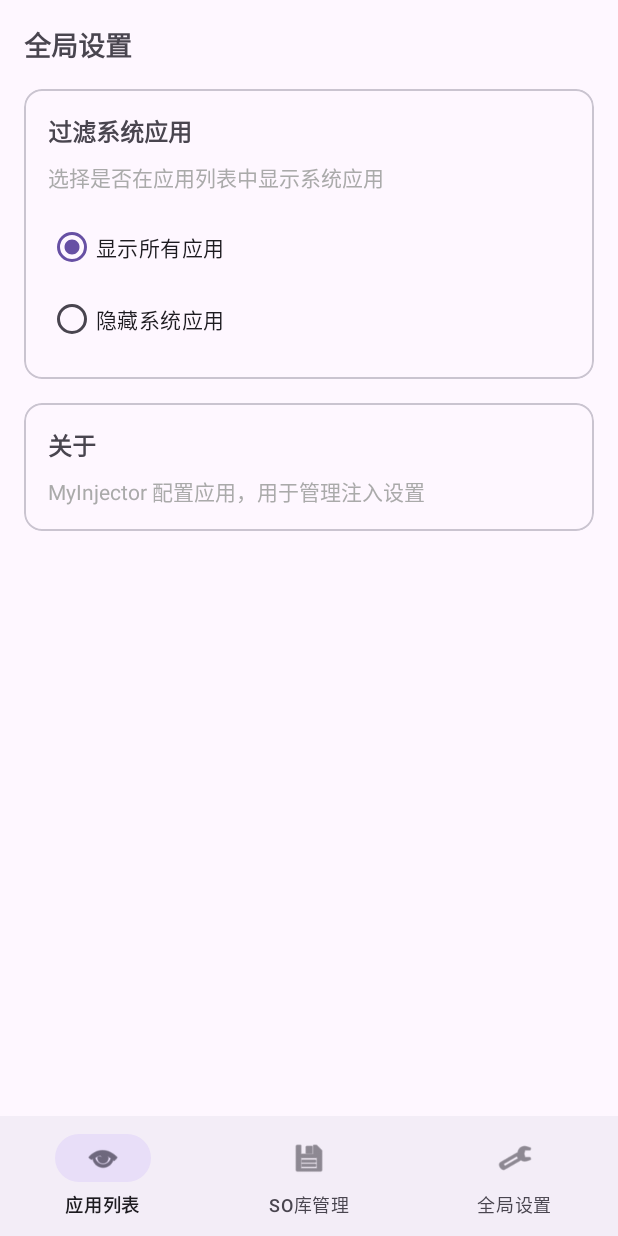
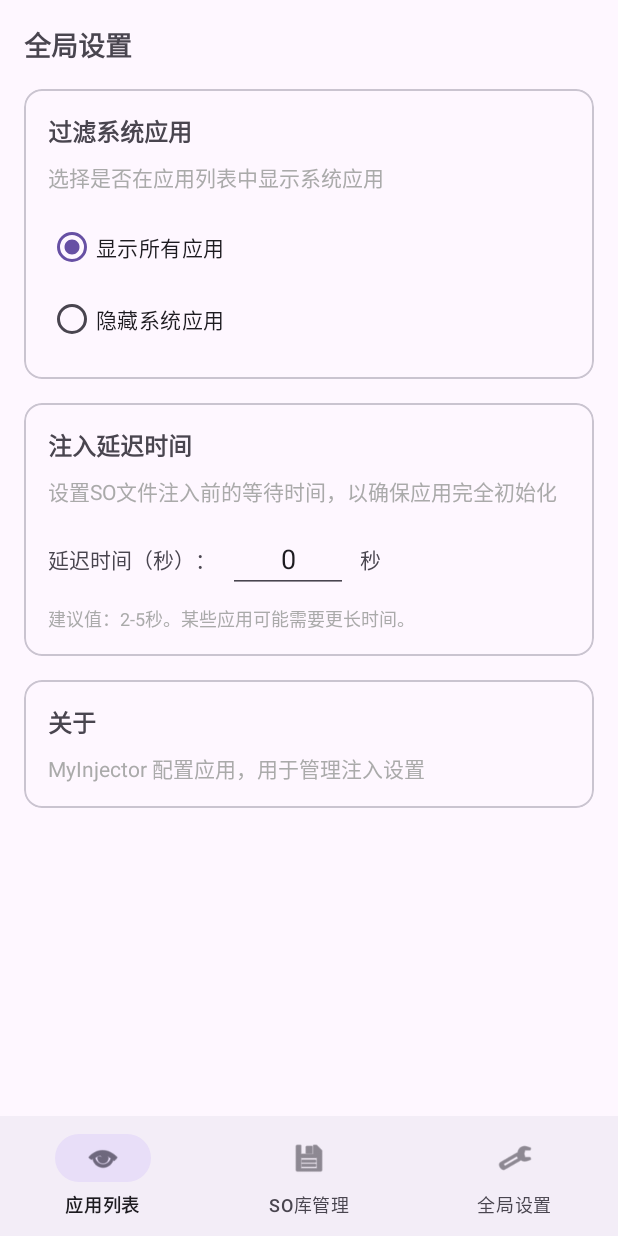
Before and after one commit to jiqiu2022/Zygisk-MyInjector, an Android app: the fragment SettingsFragment placed in its activity, on a phone screen of 412 x 824 dp. Run offline under Robolectric (Android 15) with nearby library versions, the phone set to English and light mode, and no system bars; libraries missing offline, so code that uses them is left out: com.topjohnwu.superuser; 6 statements that could not run were skipped.

Commit message:
feat:全局设置增加延迟注入秒数

```diff
--- a/configapp/src/main/java/com/jiqiu/configapp/SettingsFragment.java
+++ b/configapp/src/main/java/com/jiqiu/configapp/SettingsFragment.java
@@ -8,6 +8,9 @@ import android.view.View;
 import android.view.ViewGroup;
 import android.widget.RadioButton;
 import android.widget.RadioGroup;
+import android.widget.EditText;
+import android.text.TextWatcher;
+import android.text.Editable;
 
 import androidx.annotation.NonNull;
 import androidx.annotation.Nullable;
@@ -24,6 +27,8 @@ public class SettingsFragment extends Fragment {
     private RadioGroup radioGroupFilter;
     private RadioButton radioShowAll;
     private RadioButton radioHideSystem;
+    private EditText editInjectionDelay;
+    private ConfigManager configManager;
 
     private SharedPreferences sharedPreferences;
     private OnSettingsChangeListener settingsChangeListener;
@@ -53,6 +58,9 @@ public class SettingsFragment extends Fragment {
         radioGroupFilter = view.findViewById(R.id.radio_group_filter);
         radioShowAll = view.findViewById(R.id.radio_show_all);
         radioHideSystem = view.findViewById(R.id.radio_hide_system);
+        editInjectionDelay = view.findViewById(R.id.editInjectionDelay);
+
+        configManager = new ConfigManager(getContext());
     }
 
     private void initSharedPreferences() {
@@ -67,6 +75,10 @@ public class SettingsFragment extends Fragment {
         } else {
             radioShowAll.setChecked(true);
         }
+
+        // Load injection delay
+        int injectionDelay = configManager.getInjectionDelay();
+        editInjectionDelay.setText(String.valueOf(injectionDelay));
     }
 
     private void setupListeners() {
@@ -86,6 +98,32 @@ public class SettingsFragment extends Fragment {
                 }
             }
         });
+
+        // Injection delay listener
+        editInjectionDelay.addTextChangedListener(new TextWatcher() {
+            @Override
+            public void beforeTextChanged(CharSequence s, int start, int count, int after) {}
+
+            @Override
+            public void onTextChanged(CharSequence s, int start, int before, int count) {}
+
+            @Override
+            public void afterTextChanged(Editable s) {
+                String text = s.toString().trim();
+                if (!text.isEmpty()) {
+                    try {
+                        int delay = Integer.parseInt(text);
+                        // Limit delay between 0 and 60 seconds
+                        if (delay < 0) delay = 0;
+                        if (delay > 60) delay = 60;
+
+                        configManager.setInjectionDelay(delay);
+                    } catch (NumberFormatException e) {
+                        // Ignore invalid input
+                    }
+                }
+            }
+        });
     }
 
     public void setOnSettingsChangeListener(OnSettingsChangeListener listener) {
--- a/configapp/src/main/res/layout/fragment_settings.xml
+++ b/configapp/src/main/res/layout/fragment_settings.xml
@@ -72,6 +72,77 @@
 
         </com.google.android.material.card.MaterialCardView>
 
+        <!-- 注入延迟时间设置 -->
+        <com.google.android.material.card.MaterialCardView
+            android:layout_width="match_parent"
+            android:layout_height="wrap_content"
+            android:layout_marginBottom="16dp">
+
+            <LinearLayout
+                android:layout_width="match_parent"
+                android:layout_height="wrap_content"
+                android:orientation="vertical"
+                android:padding="16dp">
+
+                <TextView
+                    android:layout_width="match_parent"
+                    android:layout_height="wrap_content"
+                    android:text="注入延迟时间"
+                    android:textSize="16sp"
+                    android:textStyle="bold"
+                    android:layout_marginBottom="8dp" />
+
+                <TextView
+                    android:layout_width="match_parent"
+                    android:layout_height="wrap_content"
+                    android:text="设置SO文件注入前的等待时间，以确保应用完全初始化"
+                    android:textSize="14sp"
+                    android:textColor="@android:color/darker_gray"
+                    android:layout_marginBottom="12dp" />
+
+                <LinearLayout
+                    android:layout_width="match_parent"
+                    android:layout_height="wrap_content"
+                    android:orientation="horizontal"
+                    android:gravity="center_vertical">
+
+                    <TextView
+                        android:layout_width="wrap_content"
+                        android:layout_height="wrap_content"
+                        android:text="延迟时间（秒）："
+                        android:textSize="14sp"
+                        android:layout_marginEnd="8dp" />
+
+                    <EditText
+                        android:id="@+id/editInjectionDelay"
+                        android:layout_width="80dp"
+                        android:layout_height="wrap_content"
+                        android:inputType="number"
+                        android:text="2"
+                        android:textAlignment="center"
+                        android:hint="0-60"
+                        android:layout_marginEnd="8dp" />
+
+                    <TextView
+                        android:layout_width="wrap_content"
+                        android:layout_height="wrap_content"
+                        android:text="秒"
+                        android:textSize="14sp" />
+
+                </LinearLayout>
+
+                <TextView
+                    android:layout_width="match_parent"
+                    android:layout_height="wrap_content"
+                    android:text="建议值：2-5秒。某些应用可能需要更长时间。"
+                    android:textSize="12sp"
+                    android:textColor="@android:color/darker_gray"
+                    android:layout_marginTop="8dp" />
+
+            </LinearLayout>
+
+        </com.google.android.material.card.MaterialCardView>
+
         <!-- 其他设置可以在这里添加 -->
         <com.google.android.material.card.MaterialCardView
             android:layout_width="match_parent"
```
Also changed, not shown: configapp/src/main/java/com/jiqiu/configapp/ConfigManager.java (+10 -0 lines), 3 other files.
